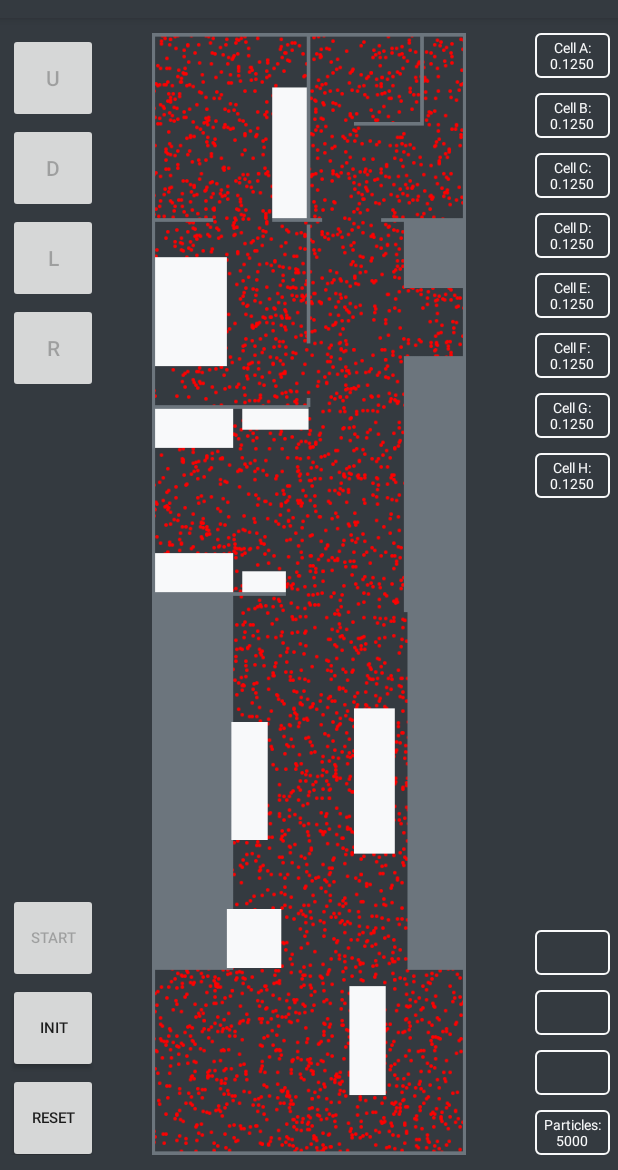
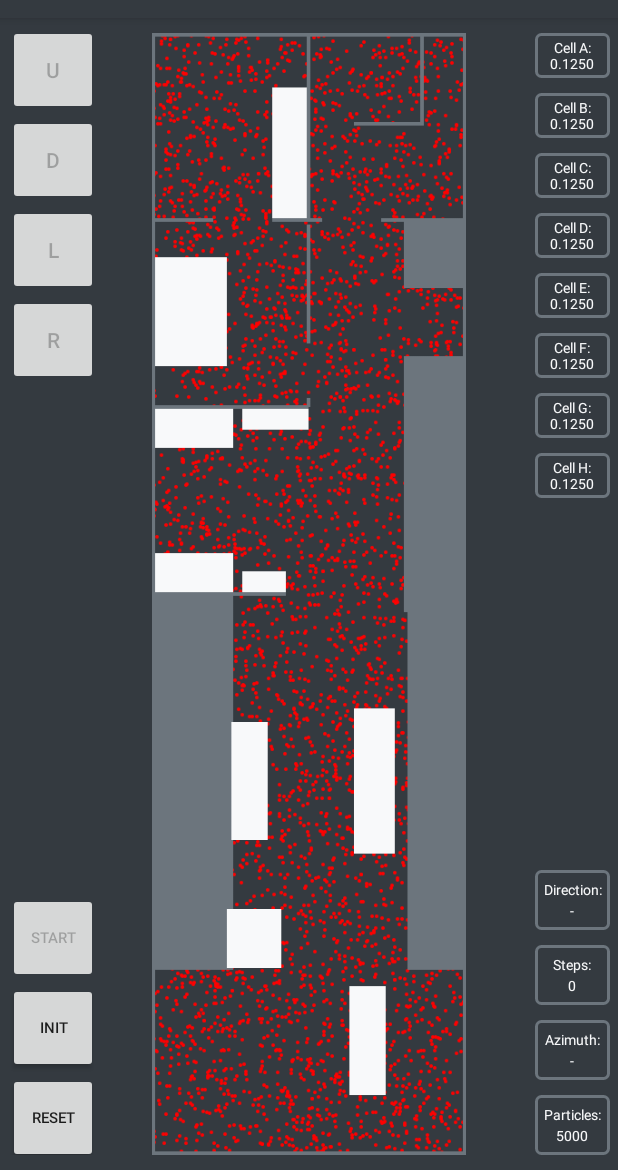
Before and after one commit to jwbambacht/smart-phone-sensing, an Android app: the screen it shows after launch (MainActivity), on a phone screen of 412 x 824 dp, the part 66-1236 px from its top. Run offline under Robolectric (Android 15) with nearby library versions, the phone set to English and light mode, and no system bars.

Commit message:
Changes, layout fixes

```diff
--- a/ParticleFilters/app/src/main/res/drawable/cell_closed.xml
+++ b/ParticleFilters/app/src/main/res/drawable/cell_closed.xml
@@ -1,10 +1,10 @@
 <?xml version="1.0" encoding="utf-8"?>
 <shape xmlns:android="http://schemas.android.com/apk/res/android">
 
-    <solid android:color="@color/colorLight"/>
+    <solid android:color="@color/colorMuted"/>
     <stroke
-        android:width="1dp"
-        android:color="@color/colorLight" ></stroke>
+        android:width="2dp"
+        android:color="@color/colorMuted" ></stroke>
     <corners
         android:bottomRightRadius="3dp"
         android:bottomLeftRadius="3dp"
--- a/ParticleFilters/app/src/main/res/drawable/cell_open.xml
+++ b/ParticleFilters/app/src/main/res/drawable/cell_open.xml
@@ -3,8 +3,8 @@
 
     <solid android:color="@color/colorDark" />
     <stroke
-        android:width="1dp"
-        android:color="@color/colorLight" ></stroke>
+        android:width="2dp"
+        android:color="@color/colorMuted" ></stroke>
     <corners
         android:bottomRightRadius="3dp"
         android:bottomLeftRadius="3dp"
--- a/ParticleFilters/app/src/main/res/layout/activity_main.xml
+++ b/ParticleFilters/app/src/main/res/layout/activity_main.xml
@@ -27,6 +27,7 @@
             android:layout_width="60dp"
             android:layout_height="60dp"
             android:layout_marginLeft="5dp"
+            android:layout_marginTop="-5dp"
             android:layout_alignParentTop="true"
             android:text="U" />
 
@@ -210,11 +211,12 @@
         <TextView
             android:id="@+id/textview_direction"
             android:layout_width="50dp"
-            android:layout_height="30dp"
+            android:layout_height="40dp"
             android:layout_marginBottom="10dp"
             android:layout_marginRight="5dp"
             android:layout_above="@+id/textview_steps"
             android:layout_alignParentRight="true"
+            android:lineSpacingMultiplier="1.25"
             android:textSize="9sp"
             android:background="@drawable/cell_open"
             android:textColor="@color/colorLight"
@@ -225,11 +227,12 @@
         <TextView
             android:id="@+id/textview_steps"
             android:layout_width="50dp"
-            android:layout_height="30dp"
+            android:layout_height="40dp"
             android:layout_marginBottom="10dp"
             android:layout_marginRight="5dp"
             android:layout_above="@+id/textview_azimuth"
             android:layout_alignParentRight="true"
+            android:lineSpacingMultiplier="1.25"
             android:textSize="9sp"
             android:background="@drawable/cell_open"
             android:textColor="@color/colorLight"
@@ -240,11 +243,12 @@
         <TextView
             android:id="@+id/textview_azimuth"
             android:layout_width="50dp"
-            android:layout_height="30dp"
+            android:layout_height="40dp"
             android:layout_marginBottom="10dp"
             android:layout_marginRight="5dp"
             android:layout_above="@+id/textview_particle_count"
             android:layout_alignParentRight="true"
+            android:lineSpacingMultiplier="1.25"
             android:textSize="9sp"
             android:background="@drawable/cell_open"
             android:textColor="@color/colorLight"
@@ -255,11 +259,12 @@
         <TextView
             android:id="@+id/textview_particle_count"
             android:layout_width="50dp"
-            android:layout_height="30dp"
+            android:layout_height="40dp"
             android:layout_marginBottom="0dp"
             android:layout_marginRight="5dp"
             android:layout_alignParentBottom="true"
             android:layout_alignParentRight="true"
+            android:lineSpacingMultiplier="1.25"
             android:textSize="9sp"
             android:background="@drawable/cell_open"
             android:textColor="@color/colorLight"
```
Also changed, not shown: ParticleFilters/app/src/main/java/com/example/whereami/MainActivity.java (+11 -29 lines), ParticleFilters/app/src/main/java/com/example/whereami/Util.java (added, +30 -0 lines).
